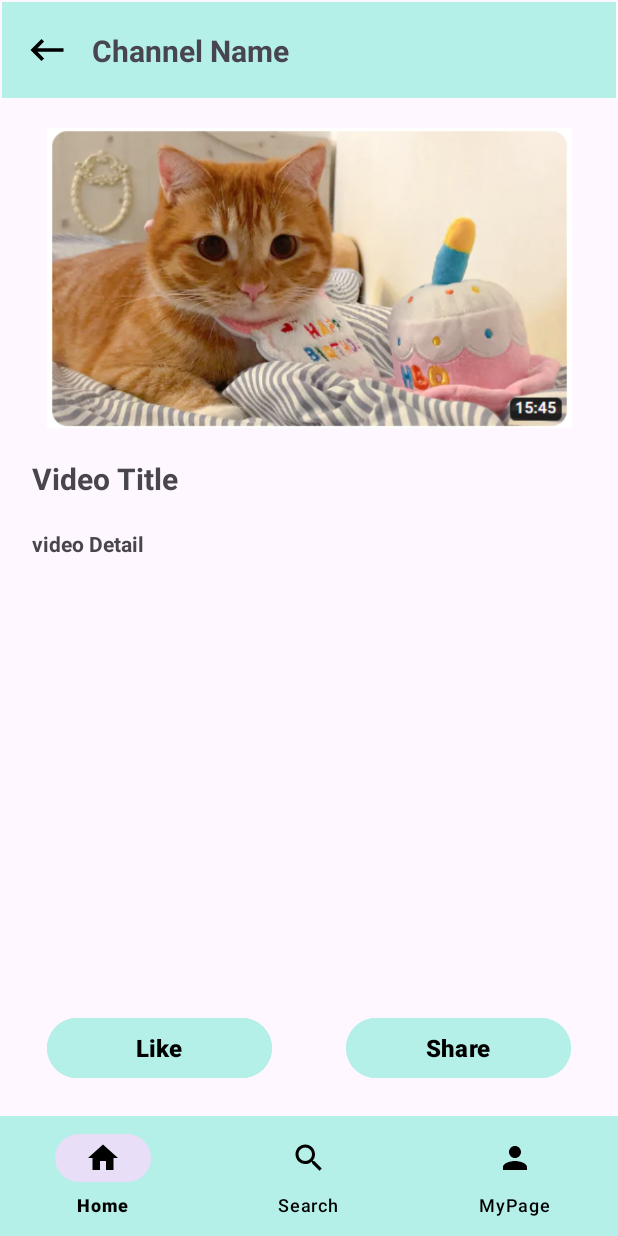
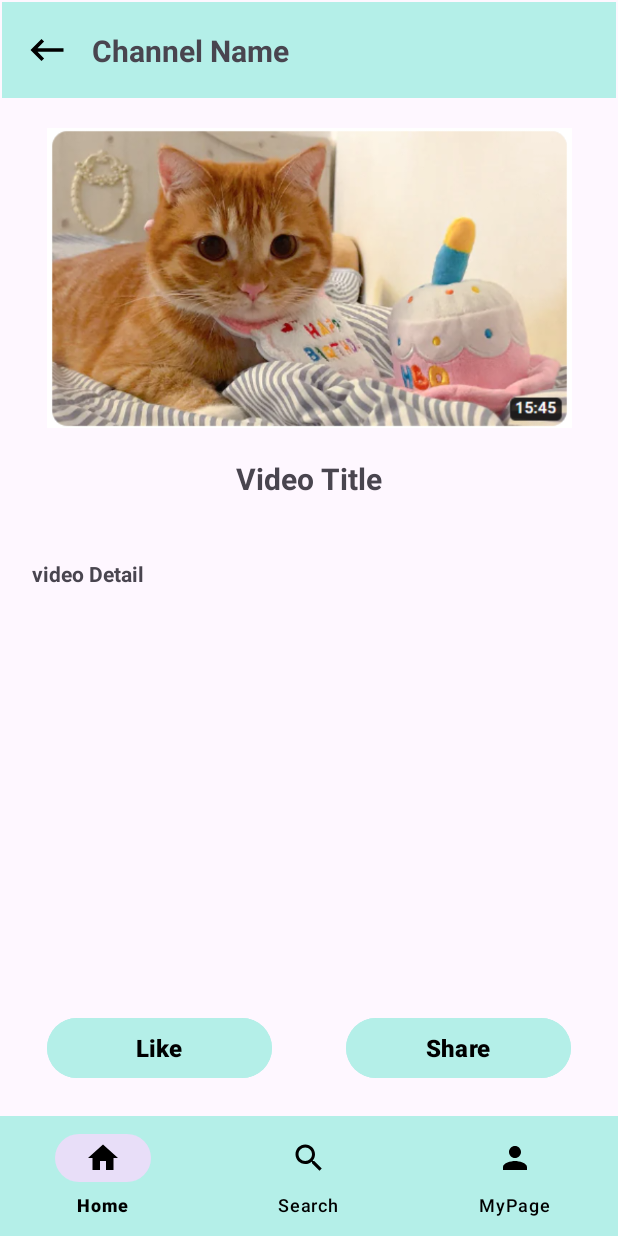
Before and after one commit to Team1MediaApp/MediaApp, an Android app: the fragment DetailFragment placed in its activity, on a phone screen of 412 x 824 dp. Run offline under Robolectric (Android 15) with nearby library versions, the phone set to English and light mode, and no system bars; pictures from the network do not load; 5 statements that could not run were skipped.

Commit message:
[Feat] dev pull로 인한 임시 commit

```diff
--- a/app/src/main/res/layout/detail_fragment.xml
+++ b/app/src/main/res/layout/detail_fragment.xml
@@ -67,10 +67,11 @@
             android:text="Video Title"
             android:textStyle="bold"
             android:textSize="20sp"
-            android:layout_marginStart="20dp"
+            android:paddingHorizontal="20dp"
             android:layout_marginTop="20dp"
             app:layout_constraintTop_toBottomOf="@id/detail_img_thumnail"
             app:layout_constraintStart_toStartOf="parent"
+            app:layout_constraintEnd_toEndOf="parent"
             />
 
         <ScrollView
@@ -90,11 +91,12 @@
             android:text="video Detail"
             android:textStyle="bold"
             android:textSize="14sp"
-            android:layout_marginStart="20dp"
+            android:padding="20dp"
             android:layout_marginTop="20dp"
             app:layout_constraintTop_toBottomOf="@id/detail_txt_video_title"
             app:layout_constraintStart_toStartOf="parent"
             />
+
         </ScrollView>
 
         <Button
```
Also changed, not shown: app/src/main/java/com/example/mediaapp/DetailFragment.kt (+29 -8 lines), app/src/main/java/com/example/mediaapp/MainActivity.kt (+0 -11 lines), app/src/main/java/com/example/mediaapp/MypageFragment.kt (+4 -4 lines).
